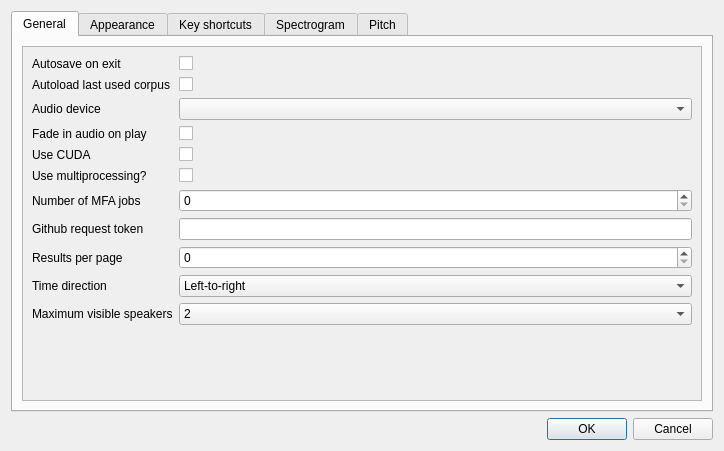
The window that anchor/preferences.ui (MontrealCorpusTools/Anchor-annotator) describes before a commit, drawn with Qt 5.
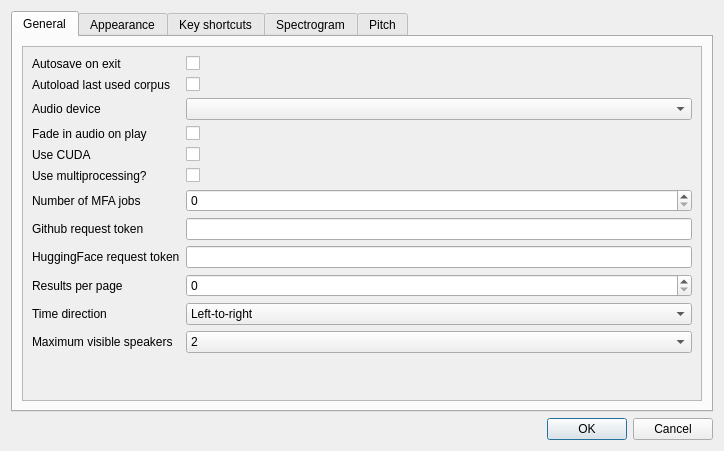
The same window after the commit. The open tabs and pages were chosen to show the change. Custom widgets are drawn as their Qt base class.

The edit to the form file:
```diff
--- a/anchor/preferences.ui
+++ b/anchor/preferences.ui
@@ -17,7 +17,7 @@
    <item>
     <widget class="QTabWidget" name="tabWidget">
      <property name="currentIndex">
-      <number>1</number>
+      <number>3</number>
      </property>
      <widget class="QWidget" name="generalTab">
       <attribute name="title">
@@ -34,8 +34,8 @@
            <rect>
             <x>0</x>
             <y>0</y>
-            <width>258</width>
-            <height>322</height>
+            <width>682</width>
+            <height>353</height>
            </rect>
           </property>
           <layout class="QFormLayout" name="formLayout">
@@ -100,38 +100,38 @@
            <item row="7" column="1">
             <widget class="QSpinBox" name="numJobsEdit"/>
            </item>
-           <item row="8" column="0">
+           <item row="9" column="0">
             <widget class="QLabel" name="githubTokenLabel">
              <property name="text">
               <string>Github request token</string>
              </property>
             </widget>
            </item>
-           <item row="8" column="1">
+           <item row="9" column="1">
             <widget class="QLineEdit" name="githubTokenEdit"/>
            </item>
-           <item row="10" column="0">
+           <item row="11" column="0">
             <widget class="QLabel" name="resultsPerPageLabel">
              <property name="text">
               <string>Results per page</string>
              </property>
             </widget>
            </item>
-           <item row="10" column="1">
+           <item row="11" column="1">
             <widget class="QSpinBox" name="resultsPerPageEdit">
              <property name="maximum">
               <number>1000</number>
              </property>
             </widget>
            </item>
-           <item row="12" column="0">
+           <item row="13" column="0">
             <widget class="QLabel" name="timeDirectionLabel">
              <property name="text">
               <string>Time direction</string>
              </property>
             </widget>
            </item>
-           <item row="12" column="1">
+           <item row="13" column="1">
             <widget class="QComboBox" name="timeDirectionComboBox">
              <item>
               <property name="text">
@@ -145,14 +145,14 @@
              </item>
             </widget>
            </item>
-           <item row="13" column="0">
+           <item row="14" column="0">
             <widget class="QLabel" name="visibleSpeakerLabel">
              <property name="text">
               <string>Maximum visible speakers</string>
              </property>
             </widget>
            </item>
-           <item row="13" column="1">
+           <item row="14" column="1">
             <widget class="QComboBox" name="visibleSpeakerComboBox">
              <property name="currentIndex">
               <number>1</number>
@@ -205,6 +205,16 @@
              </property>
             </widget>
            </item>
+           <item row="10" column="1">
+            <widget class="QLineEdit" name="hfTokenEdit"/>
+           </item>
+           <item row="10" column="0">
+            <widget class="QLabel" name="hfTokenLabel">
+             <property name="text">
+              <string>HuggingFace request token</string>
+             </property>
+            </widget>
+           </item>
           </layout>
          </widget>
         </widget>
@@ -542,7 +552,7 @@
            <rect>
             <x>0</x>
             <y>0</y>
-            <width>173</width>
+            <width>668</width>
             <height>410</height>
            </rect>
           </property>
@@ -706,8 +716,8 @@
            <rect>
             <x>0</x>
             <y>0</y>
-            <width>231</width>
-            <height>228</height>
+            <width>682</width>
+            <height>353</height>
            </rect>
           </property>
           <layout class="QVBoxLayout" name="verticalLayout_11">
@@ -828,8 +838,8 @@
            <rect>
             <x>0</x>
             <y>0</y>
-            <width>223</width>
-            <height>250</height>
+            <width>682</width>
+            <height>353</height>
            </rect>
           </property>
           <layout class="QVBoxLayout" name="verticalLayout_13">
```
